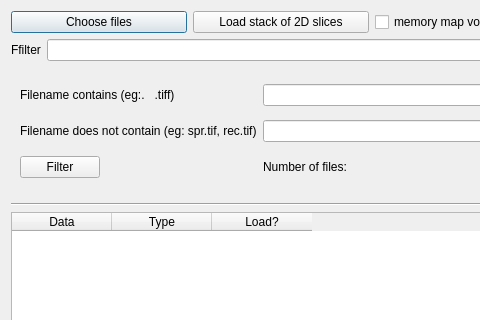
Above: vpv/ui/views/ui_importer.ui from VCCRI/vpv before the change; both pictures show x 0 to 480 and y 0 to 320 of the 967 by 507 pixel window. Below: the same form after it.
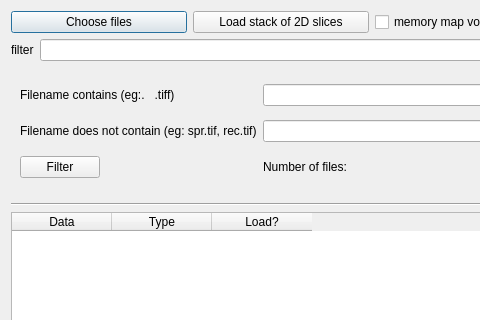
That is the form after the change.

```diff
--- a/vpv/ui/views/ui_importer.ui
+++ b/vpv/ui/views/ui_importer.ui
@@ -286,7 +286,7 @@
         <string>Enter foldername (or part) to filter by</string>
        </property>
        <property name="text">
-        <string>Ffilter</string>
+        <string>filter</string>
        </property>
       </widget>
      </item>
```
Left out of the diff: 2 changed lines with no effect on the pictures.
